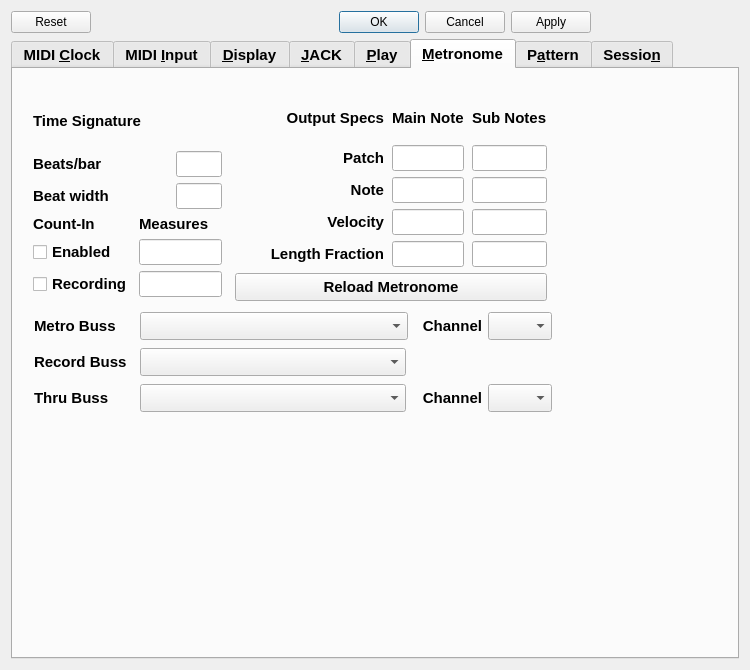
Before: the Qt Designer form seq_qt5/forms/qseditoptions.ui in ahlstromcj/seq66, drawn with Qt 5.
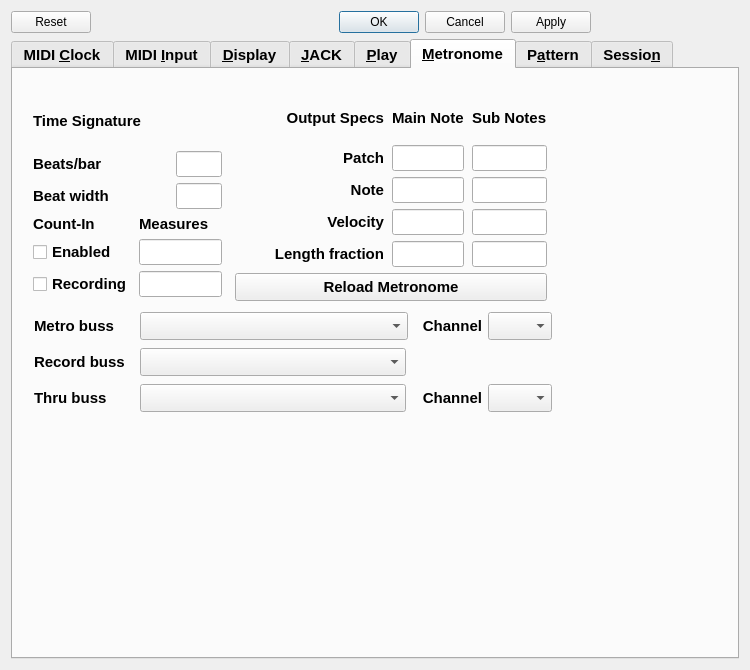
After: the same form once the commit is applied. The open tabs and pages were chosen to show the change.

```diff
--- a/seq_qt5/forms/qseditoptions.ui
+++ b/seq_qt5/forms/qseditoptions.ui
@@ -2473,7 +2473,7 @@
              </font>
             </property>
             <property name="text">
-             <string>Length Fraction</string>
+             <string>Length fraction</string>
             </property>
             <property name="alignment">
              <set>Qt::AlignRight|Qt::AlignTrailing|Qt::AlignVCenter</set>
@@ -2530,7 +2530,7 @@
              </font>
             </property>
             <property name="text">
-             <string>Metro Buss</string>
+             <string>Metro buss</string>
             </property>
            </widget>
           </item>
@@ -2601,7 +2601,7 @@
              </font>
             </property>
             <property name="text">
-             <string>Record Buss</string>
+             <string>Record buss</string>
             </property>
            </widget>
           </item>
@@ -2653,7 +2653,7 @@
              </font>
             </property>
             <property name="text">
-             <string>Thru Buss</string>
+             <string>Thru buss</string>
             </property>
            </widget>
           </item>
```
Left out of the diff: 8 changed lines with no effect on the pictures.
